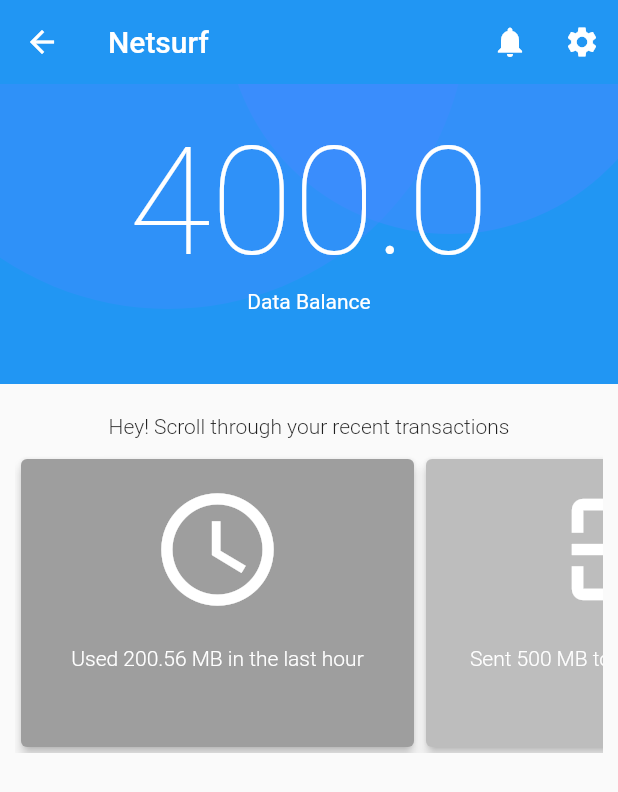
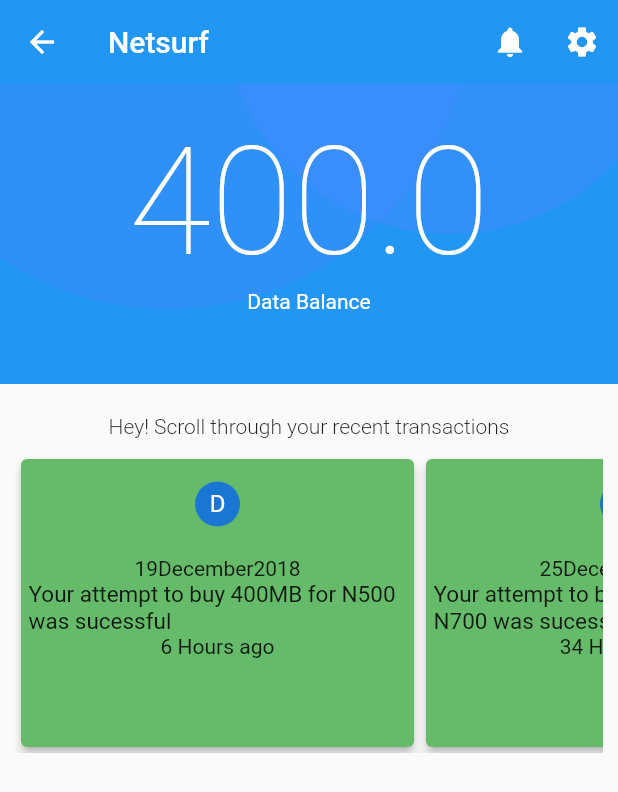
Before and after one commit to Fstackdevio/Netsurf-Mobile, a Flutter app: the HomeScreen screen opened directly, on a phone screen of 412 x 824 dp. Shown: the top 792 px of the screen. Run offline on Flutter 3.47's test engine with Material 2 defaults, Android fonts, the phone set to English and light mode, and no system bars.

Commit message:
my little changes || error at buy data screen

```diff
--- a/lib/models/trans_card.dart
+++ b/lib/models/trans_card.dart
@@ -8,10 +8,68 @@ class TransCard extends StatelessWidget {
   Widget build(BuildContext context) {
     return ListView.builder(
       itemCount: data.length,
+      scrollDirection: Axis.horizontal,
+      shrinkWrap: true,
       itemBuilder: (context, index) {
-        return Card(
-          shape: RoundedRectangleBorder(borderRadius: BorderRadius.circular(10.0)),
-          child: new Text('data'),
+        return Container(
+          height: 300.0,
+          width: 270.0,
+          child: new Card(
+              elevation: 3.0,
+              color: data[index].status == 'success'
+                  ? Colors.green[400]
+                  : Colors.red[500],
+              clipBehavior: Clip.hardEdge,
+              child: new Column(
+                children: <Widget>[
+                  new Container(
+                    alignment: Alignment.topCenter,
+                    padding: EdgeInsets.only(top: 15.0),
+                    child: new CircleAvatar(
+                      radius: 15.0,
+                      child: new Text(data[index].month[0]),
+                    ),
+                  ),
+                  new Container(
+                      alignment: Alignment.bottomCenter,
+                      padding: EdgeInsets.only(
+                          bottom: 10.0, top: 20.0, left: 5.0, right: 5.0),
+                      child: new Column(
+                        children: <Widget>[
+                          new Row(
+                            mainAxisAlignment: MainAxisAlignment.center,
+                            children: <Widget>[
+                              new Text(data[index].date),
+                              new Text(data[index].month),
+                              new Text(data[index].year)
+                            ],
+                          ),
+                          new Center(
+                              child: new Column(
+                            mainAxisAlignment: MainAxisAlignment.spaceBetween,
+                            children: <Widget>[
+                              data[index].status == 'success'
+                                  ? Text(
+                                      'Your attempt to buy ' +
+                                          data[index].quotaSize +
+                                          ' for ' +
+                                          data[index].amount +
+                                          ' was sucessful',
+                                      style: new TextStyle(fontSize: 15.0))
+                                  : Text(
+                                      'Your attempt to buy ' +
+                                          data[index].quotaSize +
+                                          ' for ' +
+                                          data[index].amount +
+                                          ' was unsucessful',
+                                      style: new TextStyle(fontSize: 15.0)),
+                              Text(data[index].timeStamp)
+                            ],
+                          ))
+                        ],
+                      ))
+                ],
+              )),
         );
       },
     );
--- a/lib/models/trans_model.dart
+++ b/lib/models/trans_model.dart
@@ -2,6 +2,7 @@ class TransModel {
   final month;
   final date;
   final year;
+  final status;
   final timeStamp;
   final quotaSize;
   final amount;
@@ -10,6 +11,7 @@ class TransModel {
       {this.month,
       this.date,
       this.year,
+      this.status,
       this.timeStamp,
       this.quotaSize,
       this.amount});
@@ -20,6 +22,7 @@ List<TransModel> transData = [
       month: 'December',
       date: '19',
       year: '2018',
+      status: 'success',
       timeStamp: '6 Hours ago',
       quotaSize: '400MB',
       amount: 'N500'),
@@ -27,6 +30,7 @@ List<TransModel> transData = [
       month: 'December',
       date: '25',
       year: '2018',
+      status: 'success',
       timeStamp: '34 Hours ago',
       quotaSize: '1000MB',
       amount: 'N700'),
@@ -34,6 +38,7 @@ List<TransModel> transData = [
       month: 'December',
       date: '30',
       year: '2018',
+      status: 'fail',
       timeStamp: '54 Hours ago',
       quotaSize: '1500MB',
       amount: 'N1000'),
@@ -41,6 +46,7 @@ List<TransModel> transData = [
       month: 'January',
       date: '2',
       year: '2019',
+      status: 'success',
       timeStamp: '2 Hours ago',
       quotaSize: '200MB',
       amount: 'N150'),
@@ -48,6 +54,7 @@ List<TransModel> transData = [
       month: 'January',
       date: '6',
       year: '2019',
+      status: 'fail',
       timeStamp: '7 Hours ago',
       quotaSize: '50MB',
       amount: 'N100'),
@@ -55,6 +62,7 @@ List<TransModel> transData = [
       month: 'January',
       date: '18',
       year: '2019',
+      status: 'fail',
       timeStamp: '9 Hours ago',
       quotaSize: '3000MB',
       amount: 'N2000'),
@@ -62,6 +70,7 @@ List<TransModel> transData = [
       month: 'January',
       date: '26',
       year: '2019',
+      status: 'success',
       timeStamp: '10 Hours ago',
       quotaSize: '400MB',
       amount: 'N500'),
--- a/lib/pages/home.dart
+++ b/lib/pages/home.dart
@@ -1,4 +1,5 @@
 import 'package:flutter/material.dart';
+import 'package:netsurf_pro/models/trans_card.dart';
 import 'package:netsurf_pro/pages/notification.dart';
 import 'package:netsurf_pro/pages/settings.dart';
 
@@ -46,7 +47,8 @@ class _HomeScreenState extends State<HomeScreen> {
             ),
           ],
         ),
-        body: new Column(
+        body: SingleChildScrollView(
+          child: new Column(
             children: <Widget>[
               new Stack(
                 children: <Widget>[
@@ -107,111 +109,21 @@ class _HomeScreenState extends State<HomeScreen> {
               ),
               new Container(
                   alignment: Alignment.topCenter,
-                padding: EdgeInsets.only(top:20.0,left: 20.0, right: 20.0, bottom: 10.0),
+                  padding: EdgeInsets.only(
+                      top: 20.0, left: 20.0, right: 20.0, bottom: 10.0),
                   child: new Text(
                     'Hey! Scroll through your recent transactions',
-                  style: new TextStyle(fontWeight: FontWeight.w300, fontSize: 14.0),
+                    style: new TextStyle(
+                        fontWeight: FontWeight.w300, fontSize: 14.0),
                   )),
               new Container(
                 padding: EdgeInsets.only(left: 10.0, right: 10.0),
                 height: 200.0,
                 width: double.infinity,
-           child: new ListView(
-             scrollDirection: Axis.horizontal,
-             shrinkWrap: true,
-             children: <Widget>[
-               new Container(
-                 height: 300.0,
-                 width: 270.0,
-                 child: new Card(
-                elevation: 3.0, color: Colors.grey[500], clipBehavior: Clip.hardEdge,
-               child: new Column(
-                 children: <Widget>[
-                   new Container(
-                     alignment: Alignment.topCenter,
-                     padding: EdgeInsets.only(top: 15.0),
-                     child: new Icon(Icons.access_time, size: 90.0, color: Colors.white),
-                   ),
-                    new Container(
-                     alignment: Alignment.bottomCenter,
-                     padding: EdgeInsets.only(bottom: 10.0, top: 20.0,left: 5.0,right: 5.0),
-                     child: new Text('Used 200.56 MB in the last hour',
-                     style: new TextStyle(fontWeight: FontWeight.w300, color: Colors.white),),
+                child: new TransCard(),
               )
             ],
-               )
           ),
-               ),
-              new Container(
-                height: 300.0,
-                 width: 270.0,
-                 child: new Card(
-                elevation: 3.0, color: Colors.grey[400], clipBehavior: Clip.hardEdge,
-               child: new Column(
-                 children: <Widget>[
-                    new Container(
-                     alignment: Alignment.topCenter,
-                     padding: EdgeInsets.only(top: 15.0),
-                     child: new Icon(Icons.exit_to_app, size: 90.0, color: Colors.white),
-                   ),
-                   new Container(
-                     alignment: Alignment.bottomCenter,
-                     padding: EdgeInsets.only(bottom: 10.0, top: 20.0,left: 5.0,right: 5.0),
-                     child: new Text('Sent 500 MB to adeojo.immanuel',
-                     style: new TextStyle(fontWeight: FontWeight.w300, color: Colors.white),),
-                   )
-                   ],
-               )
-              ),
-              ),
-            new Container(
-              height: 300.0,
-                 width: 270.0,
-                child: new Card(
-                elevation: 3.0, color: Colors.grey[500], clipBehavior: Clip.hardEdge,
-               child: new Column(
-                 children: <Widget>[
-                    new Container(
-                     alignment: Alignment.topCenter,
-                     padding: EdgeInsets.only(top: 15.0),
-                     child: new Icon(Icons.import_export, size: 90.0, color: Colors.white),
-                   ),
-                    new Container(
-                     alignment: Alignment.bottomCenter,
-                     padding: EdgeInsets.only(bottom: 10.0, top: 20.0,left: 5.0,right: 5.0),
-                     child: new Text('Received 1 GB from kalango.michael',
-                     style: new TextStyle(fontWeight: FontWeight.w300, color: Colors.white),),
-                   )
-                   ],
-               )
-              ),
-            ),
-            new Container(
-              height: 300.0,
-                 width: 270.0,
-                child: new Card(
-                elevation: 3.0, color: Colors.grey[400], clipBehavior: Clip.hardEdge,
-               child: new Column(
-                 children: <Widget>[
-                    new Container(
-                     alignment: Alignment.topCenter,
-                     padding: EdgeInsets.only(top: 15.0),
-                     child: new Icon(Icons.timelapse, size: 90.0, color: Colors.white),
-                   ),
-                    new Container(
-                     alignment: Alignment.bottomCenter,
-                     padding: EdgeInsets.only(bottom: 10.0, top: 20.0,left: 5.0,right: 5.0),
-                     child: new Text('Sent 300 MB to adegoke.david',
-                     style: new TextStyle(fontWeight: FontWeight.w300, color: Colors.white),),
-                   )
-                   ],
-               )
-              ),
-            ),
-             ],
-           ),
-            )
-          ],
         ));
   }
 }
```
Also changed, not shown: lib/pages/buydata.dart (+79 -65 lines), lib/pages/sharedata.dart (+61 -65 lines). Lines whose indentation alone changed are shown as unchanged.
